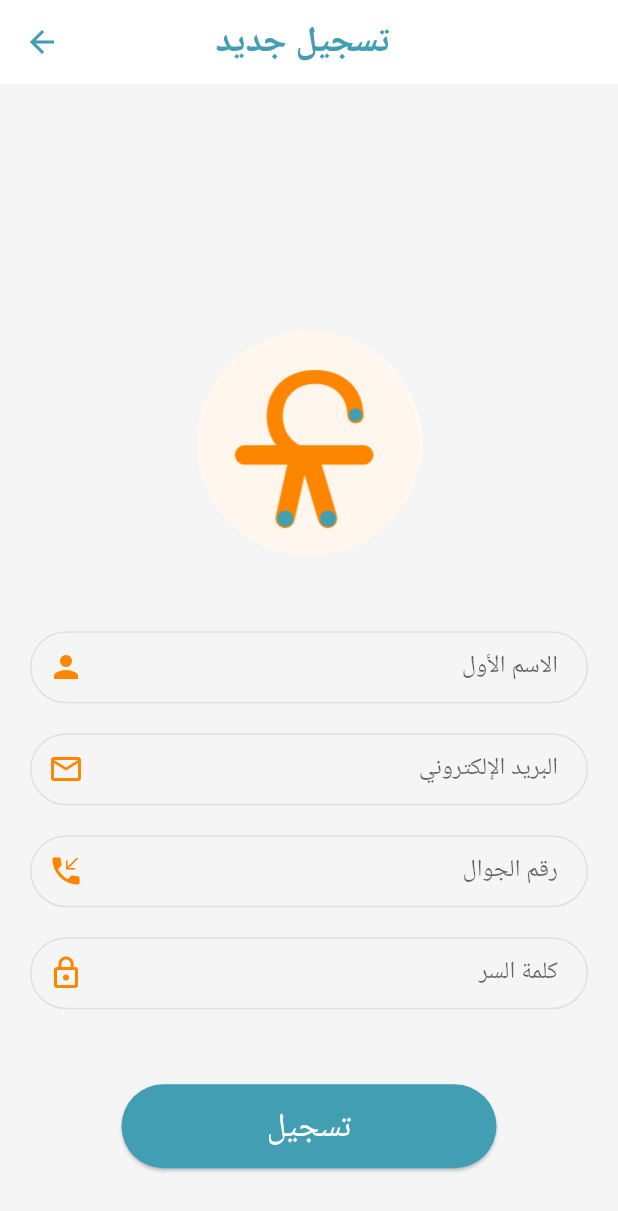
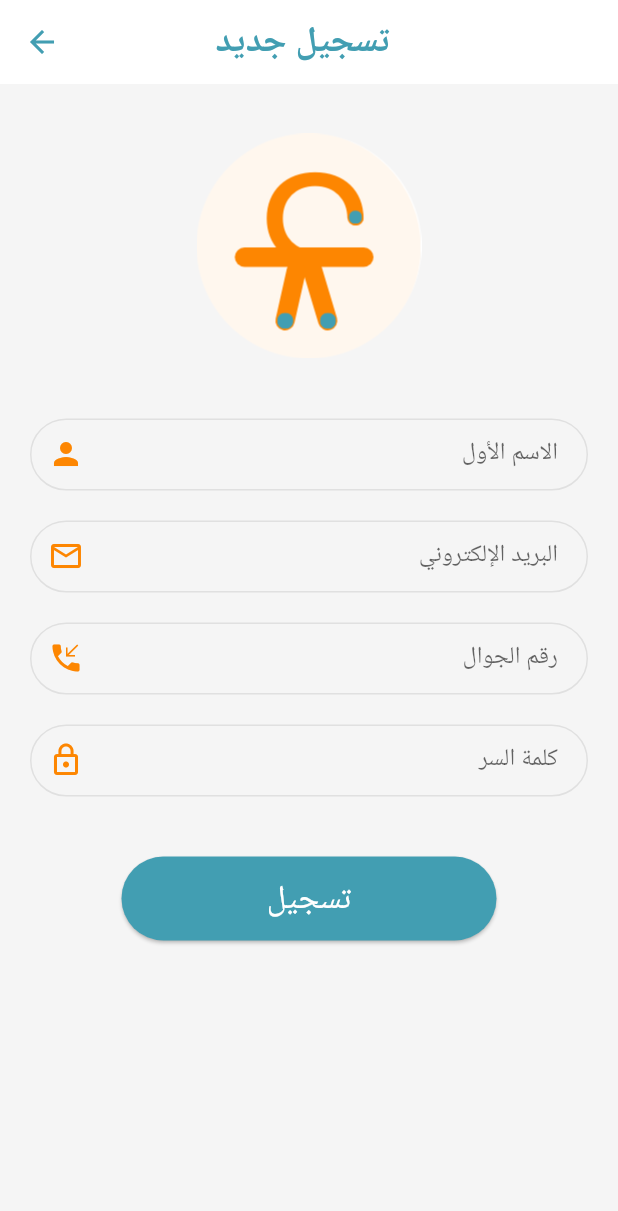
Before and after one commit to Deenalbuali/2022-GP1-3, a Flutter app: the SignupPage screen opened directly, on a phone screen of 412 x 824 dp. Shown: the top 1211 px of the screen. Run offline on Flutter 3.47's test engine with Material 2 defaults, Android fonts, the phone set to English and light mode, and no system bars; our stand-ins replace cloud_firestore, curved_navigation_bar, firebase_core, font_awesome_flutter; accounts and stored records are empty.

Commit message:
updated padding

```diff
--- a/elfaa/lib/screens/signup/signup_screen.dart
+++ b/elfaa/lib/screens/signup/signup_screen.dart
@@ -21,19 +21,15 @@ class _SignupPageState extends State<SignupPage> {
       backgroundColor: Color(0xFFf5f5f5),
       appBar: AppBar(
         iconTheme: IconThemeData(
-        color: kPrimaryColor,
+          color: kPrimaryColor,
         ),
-
         backgroundColor: Color(0xFFFFFFFF),
         elevation: 0,
         title: const Text(
           "            تسجيل جديد",
           style: TextStyle(
-              fontSize: 24,
-              fontWeight: FontWeight.bold,
-              color: kPrimaryColor),
+              fontSize: 24, fontWeight: FontWeight.bold, color: kPrimaryColor),
         ),
-
       ),
       body: Container(
         child: SingleChildScrollView(
@@ -41,11 +37,11 @@ class _SignupPageState extends State<SignupPage> {
             key: _formKey,
             child: Padding(
               padding: EdgeInsets.fromLTRB(
-                  20, MediaQuery.of(context).size.height * 0.2, 20, 0),
+                  20, MediaQuery.of(context).size.height * 0.04, 20, 0),
               child: Column(
                 children: <Widget>[
-                   logoWidget("assets/images/logo1.png"),
-                  const SizedBox(height: 50),
+                  logoWidget("assets/images/logo1.png"),
+                  const SizedBox(height: 40),
                   Directionality(
                       textDirection: TextDirection.rtl,
                       child: TextFormField(
@@ -120,7 +116,7 @@ class _SignupPageState extends State<SignupPage> {
                           }
                         },
                       )),
-                  const SizedBox(height: 50),
+                  const SizedBox(height: 40),
                   ElevatedButton(
                     onPressed: () {
                       if (_formKey.currentState!.validate()) {
@@ -128,7 +124,8 @@ class _SignupPageState extends State<SignupPage> {
                         //add to DB
                       }
                     },
-                    child: Text("تسجيل", style: TextStyle(color: Colors.white, fontSize: 22)),
+                    child: Text("تسجيل",
+                        style: TextStyle(color: Colors.white, fontSize: 22)),
                   ),
                 ],
               ),
```
Also changed, not shown: elfaa/lib/screens/login/login_screen.dart (+3 -8 lines).
